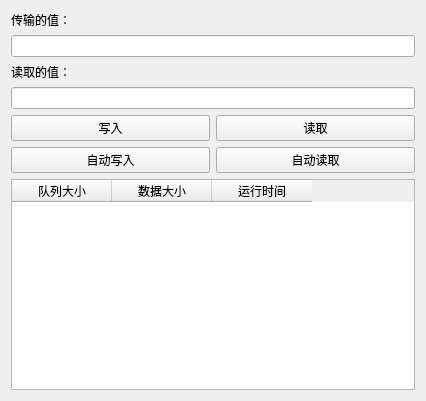
Above: ProcessTestDemo/MessageQueuesB.ui from 3737cc/C-C-- before the change. Below: the same form after it.
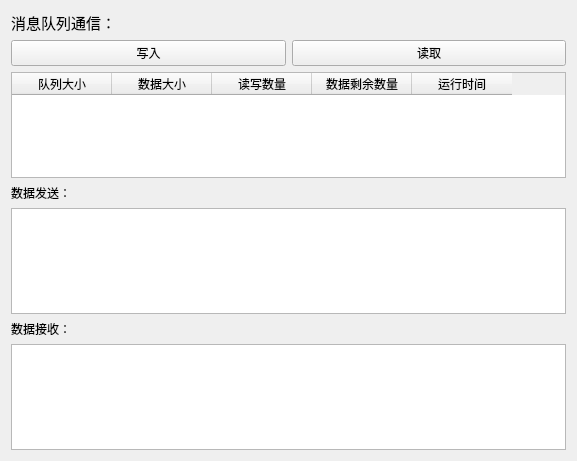
That is the form after the change.

Commit message: 完成消息队列，修改共享内存

What changed in the file:
```diff
--- a/ProcessTestDemo/MessageQueuesB.ui
+++ b/ProcessTestDemo/MessageQueuesB.ui
@@ -6,8 +6,8 @@
    <rect>
     <x>0</x>
     <y>0</y>
-    <width>426</width>
-    <height>401</height>
+    <width>577</width>
+    <height>461</height>
    </rect>
   </property>
   <property name="windowTitle">
@@ -16,25 +16,17 @@
   <widget class="QWidget" name="centralWidget">
    <layout class="QVBoxLayout" name="verticalLayout">
     <item>
-     <widget class="QLabel" name="valueInputLabel">
-      <property name="text">
-       <string>传输的值：</string>
+     <widget class="QLabel" name="label">
+      <property name="font">
+       <font>
+        <pointsize>11</pointsize>
+       </font>
       </property>
-     </widget>
-    </item>
-    <item>
-     <widget class="QLineEdit" name="valueInput"/>
-    </item>
-    <item>
-     <widget class="QLabel" name="valueOutputLabel">
       <property name="text">
-       <string>读取的值：</string>
+       <string>消息队列通信：</string>
       </property>
      </widget>
     </item>
-    <item>
-     <widget class="QLineEdit" name="valueOutput"/>
-    </item>
     <item>
      <layout class="QHBoxLayout" name="horizontalLayout">
       <item>
@@ -53,43 +45,70 @@
       </item>
      </layout>
     </item>
-    <item>
-     <layout class="QHBoxLayout" name="horizontalLayout_2">
-      <item>
-       <widget class="QPushButton" name="autoWriteButton">
-        <property name="text">
-         <string>自动写入</string>
-        </property>
-       </widget>
-      </item>
-      <item>
-       <widget class="QPushButton" name="autoReadButton">
-        <property name="text">
-         <string>自动读取</string>
-        </property>
-       </widget>
-      </item>
-     </layout>
-    </item>
     <item>
      <widget class="QTableWidget" name="memoryBlockTable">
       <column>
        <property name="text">
         <string>队列大小</string>
        </property>
+       <property name="textAlignment">
+        <set>AlignCenter</set>
+       </property>
       </column>
       <column>
        <property name="text">
         <string>数据大小</string>
        </property>
+       <property name="textAlignment">
+        <set>AlignCenter</set>
+       </property>
+      </column>
+      <column>
+       <property name="text">
+        <string>读写数量</string>
+       </property>
+       <property name="textAlignment">
+        <set>AlignCenter</set>
+       </property>
+      </column>
+      <column>
+       <property name="text">
+        <string>数据剩余数量</string>
+       </property>
+       <property name="textAlignment">
+        <set>AlignCenter</set>
+       </property>
       </column>
       <column>
        <property name="text">
         <string>运行时间</string>
        </property>
+       <property name="textAlignment">
+        <set>AlignCenter</set>
+       </property>
       </column>
      </widget>
     </item>
+    <item>
+     <widget class="QLabel" name="valueInputLabel">
+      <property name="text">
+       <string>数据发送：</string>
+      </property>
+     </widget>
+    </item>
+    <item>
+     <widget class="QPlainTextEdit" name="writePlainTextEdit"/>
+    </item>
+    <item>
+     <widget class="QLabel" name="valueOutputLabel">
+      <property name="text">
+       <string>数据接收：</string>
+      </property>
+     </widget>
+    </item>
+    <item>
+     <widget class="QPlainTextEdit" name="readPlainTextEdit"/>
+    </item>
    </layout>
   </widget>
  </widget>
```
The commit also changes 20 other files.
